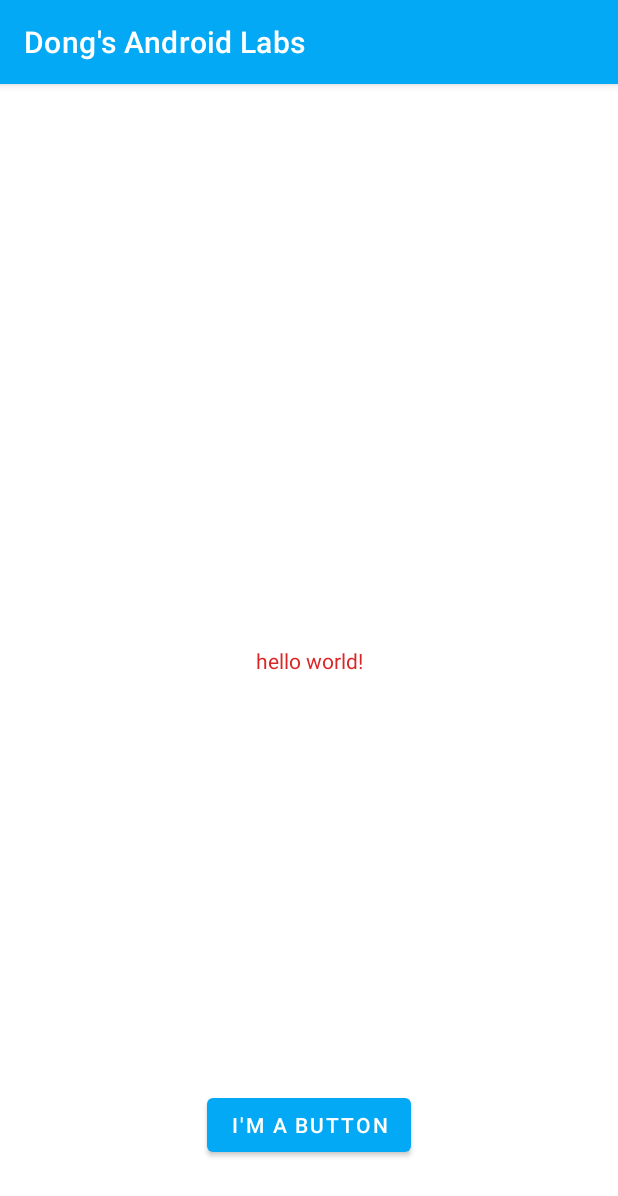
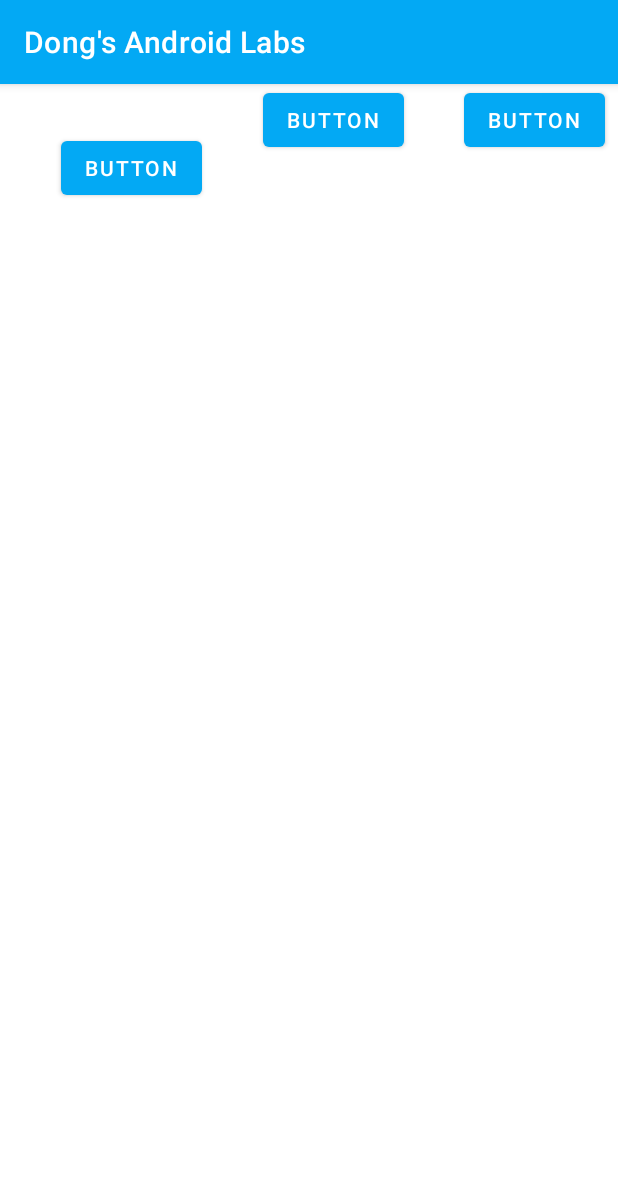
Before and after one commit to Nutation-chn/MyAndroidLabs, an Android app: the screen it shows after launch (MainActivity), on a phone screen of 412 x 824 dp. Shown: the top 1196 px of the screen. Run offline under Robolectric (Android 15) with nearby library versions, the phone set to English and light mode, and no system bars.

Commit message:
Finished step 2

```diff
--- a/app/src/main/res/layout/activity_main.xml
+++ b/app/src/main/res/layout/activity_main.xml
@@ -2,28 +2,42 @@
 <androidx.constraintlayout.widget.ConstraintLayout xmlns:android="http://schemas.android.com/apk/res/android"
     xmlns:app="http://schemas.android.com/apk/res-auto"
     xmlns:tools="http://schemas.android.com/tools"
+    android:id="@+id/button1"
     android:layout_width="match_parent"
     android:layout_height="match_parent"
     tools:context=".MainActivity">
 
-    <TextView
+    <Button
+        android:id="@+id/button"
         android:layout_width="wrap_content"
         android:layout_height="wrap_content"
-        android:text="@string/hello_message"
-        app:layout_constraintBottom_toBottomOf="parent"
-        app:layout_constraintLeft_toLeftOf="parent"
-        app:layout_constraintRight_toRightOf="parent"
+        android:layout_marginStart="32dp"
+        android:layout_marginTop="32dp"
+        android:text="Button"
+        app:layout_constraintEnd_toStartOf="@+id/button2"
+        app:layout_constraintHorizontal_bias="0.5"
+        app:layout_constraintStart_toStartOf="parent"
         app:layout_constraintTop_toTopOf="parent" />
 
     <Button
+        android:id="@+id/button2"
         android:layout_width="wrap_content"
         android:layout_height="wrap_content"
-        android:layout_marginBottom="50dp"
-        android:text="@string/button_message"
-        app:layout_constraintBottom_toBottomOf="parent"
+        android:layout_marginStart="32dp"
+        android:text="Button"
+        app:layout_constraintEnd_toStartOf="@+id/button3"
+        app:layout_constraintHorizontal_bias="0.5"
+        app:layout_constraintStart_toEndOf="@+id/button"
+        tools:layout_editor_absoluteY="32dp" />
+
+    <Button
+        android:id="@+id/button3"
+        android:layout_width="wrap_content"
+        android:layout_height="wrap_content"
+        android:layout_marginStart="32dp"
+        android:text="Button"
         app:layout_constraintEnd_toEndOf="parent"
         app:layout_constraintHorizontal_bias="0.5"
-        app:layout_constraintStart_toStartOf="parent" />
-
-
+        app:layout_constraintStart_toEndOf="@+id/button2"
+        tools:layout_editor_absoluteY="31dp" />
 </androidx.constraintlayout.widget.ConstraintLayout>
```
